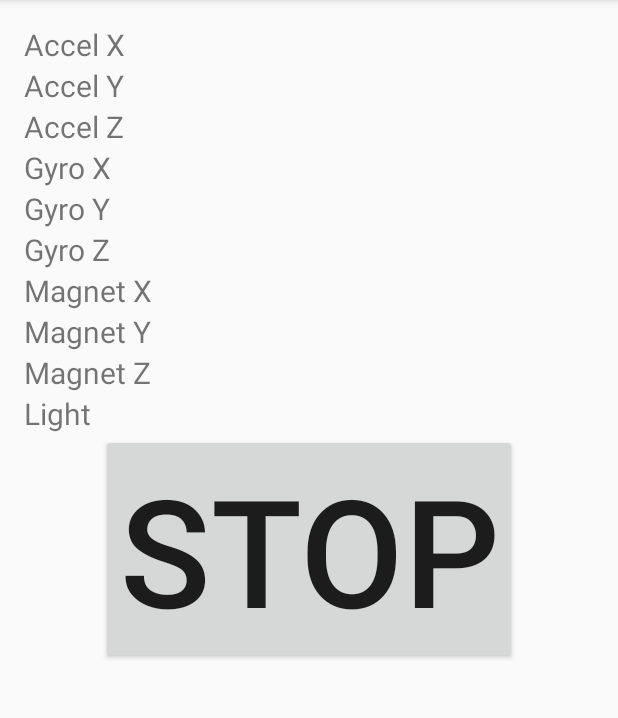
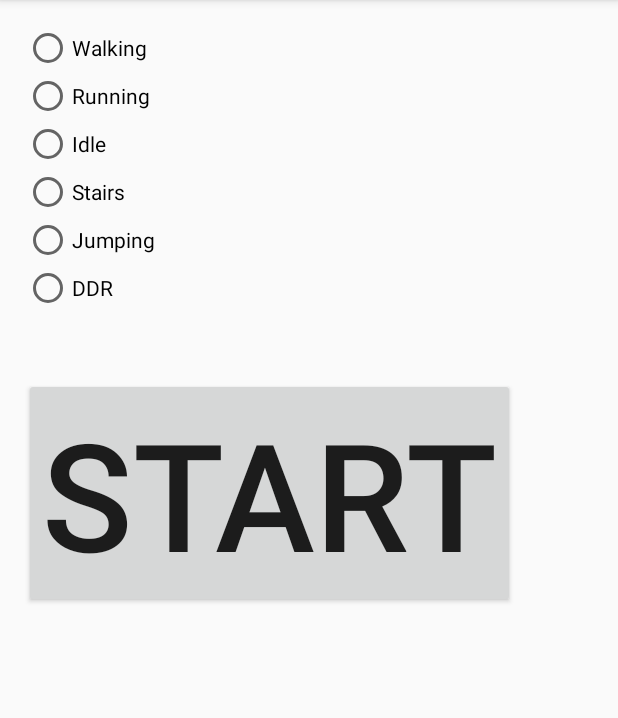
Before and after one commit to hkiang01/Smartphone-Multi-Modal-Sensing, an Android app: the screen it shows after launch (MainActivity), on a phone screen of 412 x 824 dp, the part 84-802 px from its top. Run offline under Robolectric (Android 15) with nearby library versions, the phone set to English and light mode, and no system bars.

Commit message:
fixed file name formatting

```diff
--- a/MultiModalSensing/app/src/main/java/com/example/harry/multimodalsensing/MainActivity.java
+++ b/MultiModalSensing/app/src/main/java/com/example/harry/multimodalsensing/MainActivity.java
@@ -6,6 +6,7 @@ import android.hardware.SensorEvent;
 import android.hardware.SensorEventListener;
 import android.hardware.SensorManager;
 import android.os.Environment;
+import android.provider.MediaStore;
 import android.support.v7.app.AppCompatActivity;
 import android.os.Bundle;
 import android.view.View;
@@ -27,10 +28,15 @@ import java.util.Date;
 import java.util.Locale;
 
 public class MainActivity extends AppCompatActivity implements SensorEventListener{
+
     private SensorManager sensorManager;
-    private FileWriter mFileWriter;
-    private CSVWriter writer;
-    private boolean ready = false;
+
+    RadioButton radioButtonWalking;
+    RadioButton radioButtonRunning;
+    RadioButton radioButtonIdle;
+    RadioButton radioButtonStairs;
+    RadioButton radioButtonJumping;
+    RadioButton radioButtonDDR;
 
     TextView AccelXValueView;
     TextView AccelYValueView;
@@ -54,77 +60,34 @@ public class MainActivity extends AppCompatActivity implements SensorEventListen
     private SimpleDateFormat sdf = new SimpleDateFormat(format, Locale.US);
     private Context mContext;
     private File file;
-    private FileOutputStream fos;
     private File path;
     private FileWriter fWriter;
-    private boolean startClicked;
 
     @Override
     protected void onCreate(Bundle savedInstanceState) {
         super.onCreate(savedInstanceState);
         mContext = getApplicationContext();
         exercise_type = null;
-        startClicked = false;
         distance = "0";
 
-        setContentView(R.layout.content_scrolling);
+        setContentView(R.layout.select_activity);
 
-        //while(exercise_type==null);
+        //Link radio buttons to layout
+        radioButtonWalking = (RadioButton)findViewById(R.id.radio_walking);
+        radioButtonRunning = (RadioButton)findViewById(R.id.radio_running);
+        radioButtonIdle = (RadioButton)findViewById(R.id.radio_idle);
+        radioButtonStairs = (RadioButton)findViewById(R.id.radio_stairs);
+        radioButtonJumping = (RadioButton)findViewById(R.id.radio_jumping);
+        radioButtonDDR = (RadioButton)findViewById(R.id.radio_ddr);
 
-        if(!startClicked)
-            exercise_type = "IDLE";
-        String tStampString = sdf.format(new Date());
-        filename = exercise_type + "_" + tStampString + "_" + distance + ".csv";
-        //file = new File(mContext.getFilesDir(), filename);
-        //file.setReadable(true, false);
+        //Set radio button text
+        radioButtonWalking.setText("Walking");
+        radioButtonRunning.setText("Running");
+        radioButtonIdle.setText("Idle");
+        radioButtonStairs.setText("Stairs");
+        radioButtonJumping.setText("Jumping");
+        radioButtonDDR.setText("DDR");
 
-        //check if external storage is available
-        if(Environment.getExternalStorageState().equals(Environment.MEDIA_MOUNTED)) {
-            //baseFolder = mContext.getExternalFilesDir(null).getAbsolutePath();
-            path = Environment.getExternalStoragePublicDirectory(Environment.DIRECTORY_DOWNLOADS);
-            file = new File(path, filename);
-            //path.mkdirs();
-            System.out.println("if case");
-        }
-        //revert to internal storage
-        else {
-            baseFolder = mContext.getFilesDir().getAbsolutePath();
-            file = new File(baseFolder + filename);
-            System.out.println("else case");
-        }
-
-        //while(!startClicked);
-
-        setContentView(R.layout.content_scrolling);
-        //Link to layout
-        AccelXValueView=(TextView)findViewById(R.id.AccelXcoordView);
-        AccelYValueView=(TextView)findViewById(R.id.AccelYcoordView);
-        AccelZValueView=(TextView)findViewById(R.id.AccelZcoordView);
-        GyroXValueView=(TextView)findViewById(R.id.GyroXcoordView);
-        GyroYValueView=(TextView)findViewById(R.id.GyroYcoordView);
-        GyroZValueView=(TextView)findViewById(R.id.GyroZcoordView);
-        MagnetXValueView=(TextView)findViewById(R.id.MagnetXcoordView);
-        MagnetYValueView=(TextView)findViewById(R.id.MagnetYcoordView);
-        MagnetZValueView=(TextView)findViewById(R.id.MagnetZcoordView);
-        LightValueView=(TextView)findViewById(R.id.LightcoordView);
-
-        sensorManager=(SensorManager)getSystemService(SENSOR_SERVICE);
-
-        sensorManager.registerListener(this,
-                sensorManager.getDefaultSensor(Sensor.TYPE_ACCELEROMETER),
-                SensorManager.SENSOR_DELAY_NORMAL);
-
-        sensorManager.registerListener(this,
-                sensorManager.getDefaultSensor(Sensor.TYPE_GYROSCOPE),
-                SensorManager.SENSOR_DELAY_NORMAL);
-
-        sensorManager.registerListener(this,
-                sensorManager.getDefaultSensor(Sensor.TYPE_MAGNETIC_FIELD),
-                SensorManager.SENSOR_DELAY_NORMAL);
-
-        sensorManager.registerListener(this,
-                sensorManager.getDefaultSensor(Sensor.TYPE_LIGHT),
-                SensorManager.SENSOR_DELAY_NORMAL);
     }
 
     @Override
@@ -180,16 +143,7 @@ public class MainActivity extends AppCompatActivity implements SensorEventListen
                 MagnetZValueView.getText().toString().substring(3) + "," +
                 LightValueView.getText().toString().substring(7) + "\n";
 
-        /*
-        try{
-            fos = openFileOutput(filename, Context.MODE_PRIVATE);
-            fos.write(data.getBytes());
-            fos.close();
-        } catch (Exception e) {
-            e.printStackTrace();
-        }
-        */
-
+        //write to file
         try{
             fWriter = new FileWriter(file, true);
             fWriter.write(data);
@@ -240,12 +194,70 @@ public class MainActivity extends AppCompatActivity implements SensorEventListen
     }
 
     public void startButtonClick(View view) {
-        startClicked = true;
+
+        //Change to data view
+        setContentView(R.layout.content_scrolling);
+
+        //Timestamp
+        String tStampString = sdf.format(new Date());
+
+        //Default activity
+        if(exercise_type.isEmpty())
+            exercise_type = "IDLE";
+
+        filename = exercise_type + "_" + tStampString + "_" + distance + ".csv";
+
+        //check if external storage is available
+        if(Environment.getExternalStorageState().equals(Environment.MEDIA_MOUNTED)) {
+            path = Environment.getExternalStoragePublicDirectory(Environment.DIRECTORY_DOWNLOADS);
+            file = new File(path, filename);
+        }
+        //revert to internal storage
+        else {
+            baseFolder = mContext.getFilesDir().getAbsolutePath();
+            file = new File(baseFolder + filename);
+        }
+
+        //Link to layout
+        AccelXValueView=(TextView)findViewById(R.id.AccelXcoordView);
+        AccelYValueView=(TextView)findViewById(R.id.AccelYcoordView);
+        AccelZValueView=(TextView)findViewById(R.id.AccelZcoordView);
+        GyroXValueView=(TextView)findViewById(R.id.GyroXcoordView);
+        GyroYValueView=(TextView)findViewById(R.id.GyroYcoordView);
+        GyroZValueView=(TextView)findViewById(R.id.GyroZcoordView);
+        MagnetXValueView=(TextView)findViewById(R.id.MagnetXcoordView);
+        MagnetYValueView=(TextView)findViewById(R.id.MagnetYcoordView);
+        MagnetZValueView=(TextView)findViewById(R.id.MagnetZcoordView);
+        LightValueView=(TextView)findViewById(R.id.LightcoordView);
+
+        //Register sensor manager
+        sensorManager=(SensorManager)getSystemService(SENSOR_SERVICE);
+
+        //Register sensor manager sensros
+        sensorManager.registerListener(this,
+                sensorManager.getDefaultSensor(Sensor.TYPE_ACCELEROMETER),
+                SensorManager.SENSOR_DELAY_NORMAL);
+
+        sensorManager.registerListener(this,
+                sensorManager.getDefaultSensor(Sensor.TYPE_GYROSCOPE),
+                SensorManager.SENSOR_DELAY_NORMAL);
+
+        sensorManager.registerListener(this,
+                sensorManager.getDefaultSensor(Sensor.TYPE_MAGNETIC_FIELD),
+                SensorManager.SENSOR_DELAY_NORMAL);
+
+        sensorManager.registerListener(this,
+                sensorManager.getDefaultSensor(Sensor.TYPE_LIGHT),
+                SensorManager.SENSOR_DELAY_NORMAL);
     }
 
     public void stopButtonClick(View view) {
+
+        //stop sensors
         sensorManager.unregisterListener(this);
 
+        //prepare for another activity
+        setContentView(R.layout.select_activity);
     }
 
 }
--- a/MultiModalSensing/app/src/main/res/layout/select_activity.xml
+++ b/MultiModalSensing/app/src/main/res/layout/select_activity.xml
@@ -1,12 +1,23 @@
 <?xml version="1.0" encoding="utf-8"?>
-<LinearLayout xmlns:android="http://schemas.android.com/apk/res/android"
-    android:orientation="vertical" android:layout_width="match_parent"
-    android:layout_height="match_parent">
+<RelativeLayout xmlns:android="http://schemas.android.com/apk/res/android"
+    xmlns:tools="http://schemas.android.com/tools"
+    android:layout_width="match_parent"
+    android:layout_height="match_parent"
+    android:paddingBottom="@dimen/activity_vertical_margin"
+    android:paddingLeft="@dimen/activity_horizontal_margin"
+    android:paddingRight="@dimen/activity_horizontal_margin"
+    android:paddingTop="@dimen/activity_vertical_margin"
+    tools:context="com.example.harry.multimodalsensing.MainActivity">
+
 
     <RadioGroup xmlns:android="http://schemas.android.com/apk/res/android"
         android:layout_width="fill_parent"
         android:layout_height="wrap_content"
-        android:orientation="vertical">
+        android:orientation="vertical"
+        android:id="@+id/select_activity_radiogroup"
+        android:layout_alignParentTop="true"
+        android:layout_alignParentLeft="true"
+        android:layout_alignParentStart="true">
 
         <RadioButton android:id="@+id/radio_walking"
             android:layout_width="wrap_content"
@@ -46,6 +57,10 @@
         android:text="Start"
         android:textSize="@dimen/stopbutton_size"
         android:onClick="startButtonClick"
-        android:layout_gravity="center_horizontal" />
+        android:layout_gravity="center_horizontal"
+        android:layout_marginTop="44dp"
+        android:layout_below="@+id/select_activity_radiogroup"
+        android:layout_alignParentLeft="true"
+        android:layout_alignParentStart="true" />
 
-</LinearLayout>
+</RelativeLayout>
```
